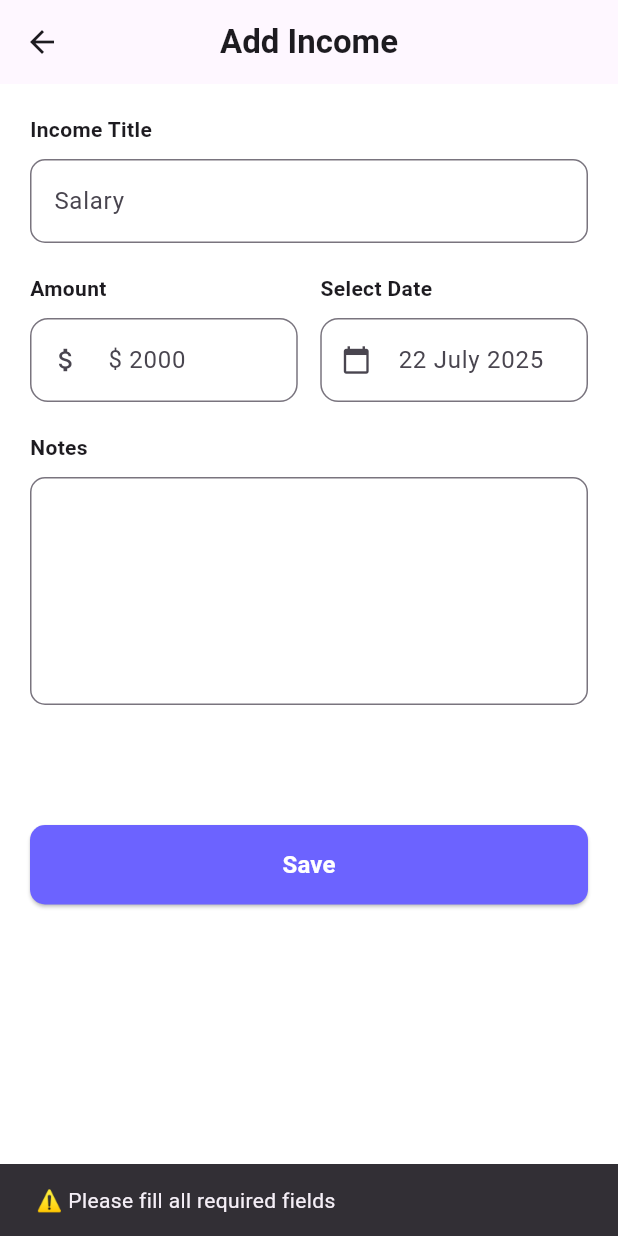
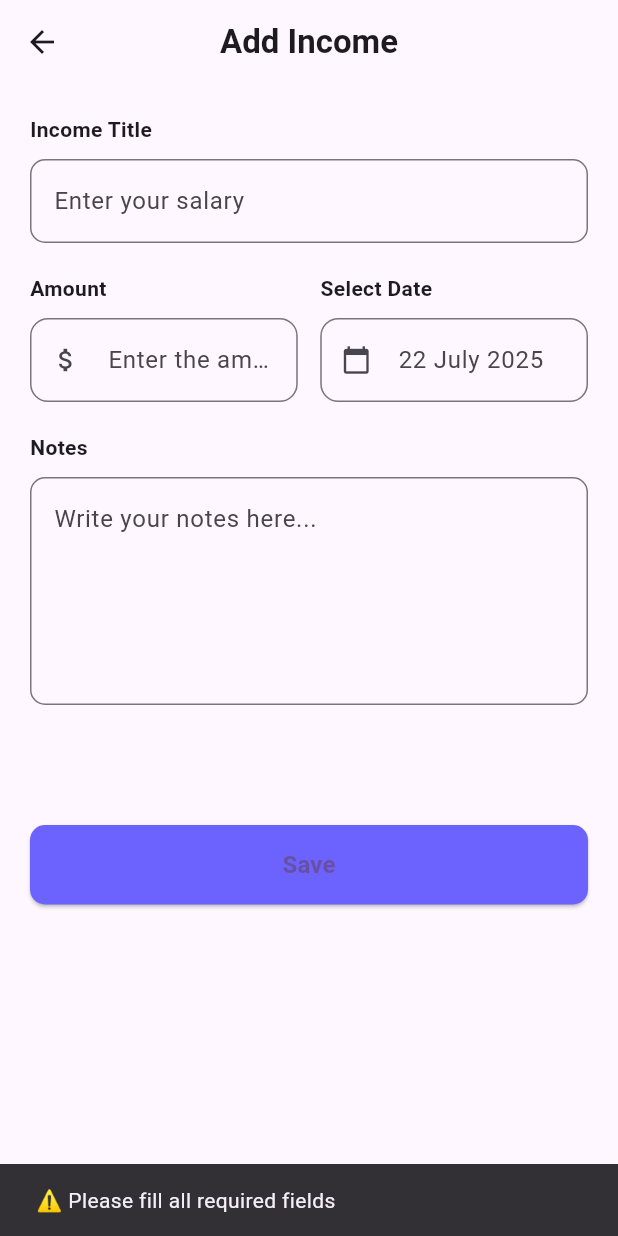
Before and after one commit to Nourhan-mo7amed/masrofy, a Flutter app: the AddIncomeScreen screen opened by its route, after a tap on "Save", on a phone screen of 412 x 824 dp. Run offline on Flutter 3.47's test engine with Material 3 defaults, Android fonts, the phone set to English and light mode, and no system bars; our stand-ins replace cloud_firestore, firebase_auth, firebase_core, fl_chart, google_sign_in, lottie and 1 more; accounts and stored records are empty.

Commit message:
refactor: enhance localization support in income screens and add missing strings

```diff
--- a/lib/l10n/app_localizations.dart
+++ b/lib/l10n/app_localizations.dart
@@ -828,6 +828,24 @@ abstract class AppLocalizations {
   String get noTransportTransactions ;
 
   String get darkMode ;
+
+  String? get notesHint ;
+
+  String get failedToSaveExpense ;
+
+  String get expenseAddedSuccessfully ;
+
+  String get selectCategory ;
+
+  String get fillRequiredFields ;
+
+  String? get amountHint ;
+
+  String? get salaryHint ;
+
+  String get failedToSaveIncome;
+
+  String get incomeAddedSuccessfully;
 }
 
 class _AppLocalizationsDelegate extends LocalizationsDelegate<AppLocalizations> {
--- a/lib/view/add_incomeView/add_Income_Screen.dart
+++ b/lib/view/add_incomeView/add_Income_Screen.dart
@@ -15,16 +15,15 @@ class AddIncomeScreen extends StatelessWidget {
     return Scaffold(
       appBar: AppBar(
         title: Text(
-          loc.addIncome,
+          loc.addIncome, // ✅
           style: const TextStyle(fontWeight: FontWeight.bold),
         ),
         centerTitle: true,
       ),
-      backgroundColor: Colors.white,
       body: SafeArea(
         child: Padding(
-          padding: EdgeInsets.all(20.0),
-          child: SingleChildScrollView(child: CustomIncomeFormField()),
+          padding: const EdgeInsets.all(20.0),
+          child: const SingleChildScrollView(child: CustomIncomeFormField()),
         ),
       ),
     );
@@ -56,11 +55,13 @@ class _CustomIncomeFormFieldState extends State<CustomIncomeFormField> {
   }
 
   Future<void> _saveIncome() async {
+    final loc = AppLocalizations.of(context)!;
+
     if (_titleController.text.isEmpty ||
         _amountController.text.isEmpty ||
         selectedDate == null) {
       ScaffoldMessenger.of(context).showSnackBar(
-        SnackBar(content: Text("⚠️ Please fill all required fields")),
+        SnackBar(content: Text(loc.fillRequiredFields)), // ✅
       );
       return;
     }
@@ -68,7 +69,7 @@ class _CustomIncomeFormFieldState extends State<CustomIncomeFormField> {
     if (userId == null) {
       ScaffoldMessenger.of(
         context,
-      ).showSnackBar(const SnackBar(content: Text("❌ User not logged in")));
+      ).showSnackBar(SnackBar(content: Text(loc.userNotLoggedIn))); // ✅
       return;
     }
     final transaction = TransactionModel(
@@ -90,7 +91,7 @@ class _CustomIncomeFormFieldState extends State<CustomIncomeFormField> {
       await viewModel.addTransaction(transaction);
       ScaffoldMessenger.of(
         context,
-      ).showSnackBar(SnackBar(content: Text("✅ Income Added Successfully")));
+      ).showSnackBar(SnackBar(content: Text(loc.incomeAddedSuccessfully))); // ✅
       Navigator.pop(context);
 
       // reset form
@@ -99,35 +100,35 @@ class _CustomIncomeFormFieldState extends State<CustomIncomeFormField> {
       _dateController.clear();
       _notesController.clear();
       setState(() => selectedDate = null);
-      setState(() {
-        selectedDate = null;
-      });
     } catch (e) {
       print("❌ Error saving income: $e");
       ScaffoldMessenger.of(
         context,
-      ).showSnackBar(SnackBar(content: Text("❌ Failed to save income")));
+      ).showSnackBar(SnackBar(content: Text(loc.failedToSaveIncome))); // ✅
     }
   }
 
   @override
   Widget build(BuildContext context) {
+    final loc = AppLocalizations.of(context)!;
+
     return Form(
       child: Column(
         crossAxisAlignment: CrossAxisAlignment.start,
         children: [
-          Text("Income Title", style: TextStyle(fontWeight: FontWeight.bold)),
-          SizedBox(height: 10),
+          Text(loc.incomeTitle,
+              style: const TextStyle(fontWeight: FontWeight.bold)), // ✅
+          const SizedBox(height: 10),
           TextField(
             controller: _titleController,
             decoration: InputDecoration(
-              hintText: "Salary",
+              hintText: loc.salaryHint, // ✅
               border: OutlineInputBorder(
                 borderRadius: BorderRadius.circular(10),
               ),
             ),
           ),
-          SizedBox(height: 20),
+          const SizedBox(height: 20),
           Row(
             children: [
               Expanded(
@@ -135,16 +136,16 @@ class _CustomIncomeFormFieldState extends State<CustomIncomeFormField> {
                   crossAxisAlignment: CrossAxisAlignment.start,
                   children: [
                     Text(
-                      "Amount",
-                      style: TextStyle(fontWeight: FontWeight.bold),
+                      loc.amount, // ✅
+                      style: const TextStyle(fontWeight: FontWeight.bold),
                     ),
-                    SizedBox(height: 10),
+                    const SizedBox(height: 10),
                     TextField(
                       controller: _amountController,
                       keyboardType: TextInputType.number,
                       decoration: InputDecoration(
-                        prefixIcon: Icon(Icons.attach_money, size: 20),
-                        hintText: "\$ 2000",
+                        prefixIcon: const Icon(Icons.attach_money, size: 20),
+                        hintText: loc.amountHint, // ✅
                         border: OutlineInputBorder(
                           borderRadius: BorderRadius.circular(12),
                         ),
@@ -153,16 +154,16 @@ class _CustomIncomeFormFieldState extends State<CustomIncomeFormField> {
                   ],
                 ),
               ),
-              SizedBox(width: 15),
+              const SizedBox(width: 15),
               Expanded(
                 child: Column(
                   crossAxisAlignment: CrossAxisAlignment.start,
                   children: [
                     Text(
-                      "Select Date",
-                      style: TextStyle(fontWeight: FontWeight.bold),
+                      loc.selectDate, // ✅
+                      style: const TextStyle(fontWeight: FontWeight.bold),
                     ),
-                    SizedBox(height: 10),
+                    const SizedBox(height: 10),
                     TextField(
                       controller: _dateController,
                       readOnly: true,
@@ -182,7 +183,7 @@ class _CustomIncomeFormFieldState extends State<CustomIncomeFormField> {
                         }
                       },
                       decoration: InputDecoration(
-                        prefixIcon: Icon(Icons.calendar_today, size: 20),
+                        prefixIcon: const Icon(Icons.calendar_today, size: 20),
                         hintText: "22 July 2025",
                         border: OutlineInputBorder(
                           borderRadius: BorderRadius.circular(12),
@@ -194,34 +195,36 @@ class _CustomIncomeFormFieldState extends State<CustomIncomeFormField> {
               ),
             ],
           ),
-          SizedBox(height: 20),
-          Text("Notes", style: TextStyle(fontWeight: FontWeight.bold)),
-          SizedBox(height: 10),
+          const SizedBox(height: 20),
+          Text(loc.notes,
+              style: const TextStyle(fontWeight: FontWeight.bold)), // ✅
+          const SizedBox(height: 10),
           TextField(
             controller: _notesController,
             maxLines: 5,
             decoration: InputDecoration(
+              hintText: loc.notesHint, // ✅
               border: OutlineInputBorder(
                 borderRadius: BorderRadius.circular(10),
               ),
             ),
           ),
-          SizedBox(height: 80),
+          const SizedBox(height: 80),
           SizedBox(
             width: double.infinity,
             child: ElevatedButton(
               style: ElevatedButton.styleFrom(
-                padding: EdgeInsets.symmetric(vertical: 15),
-                backgroundColor: Color(0xFF6C63FF),
-                foregroundColor: Colors.white,
+                padding: const EdgeInsets.symmetric(vertical: 15),
+                backgroundColor: const Color(0xFF6C63FF),
                 shape: RoundedRectangleBorder(
                   borderRadius: BorderRadius.circular(10),
                 ),
               ),
               onPressed: _saveIncome,
               child: Text(
-                "Save",
-                style: TextStyle(fontSize: 16, fontWeight: FontWeight.bold),
+                loc.save, // ✅
+                style:
+                    const TextStyle(fontSize: 16, fontWeight: FontWeight.bold),
               ),
             ),
           ),
```
Also changed, not shown: lib/l10n/app_localizations_ar.dart (+27 -1 lines), lib/l10n/app_localizations_en.dart (+25 -0 lines), lib/view/add_ExpenseView/add_ExpenseScreen.dart (+41 -56 lines).
